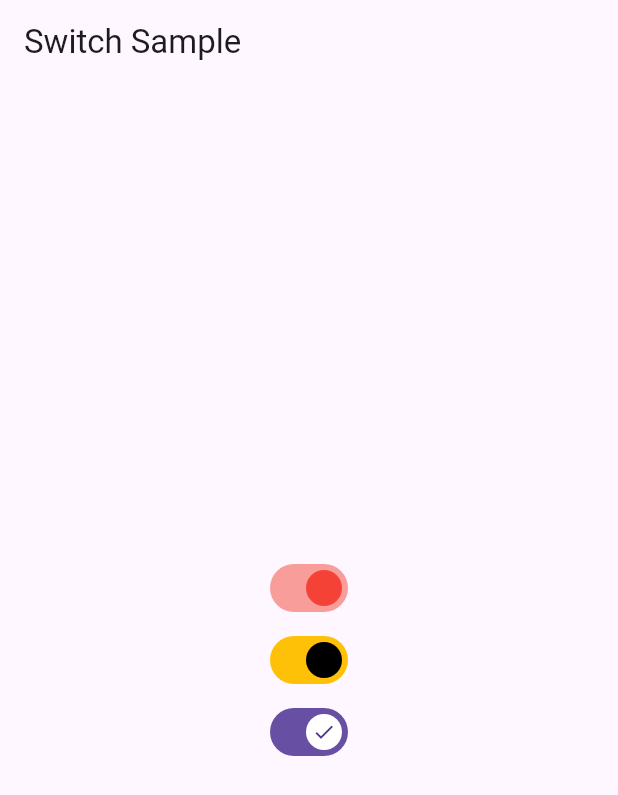
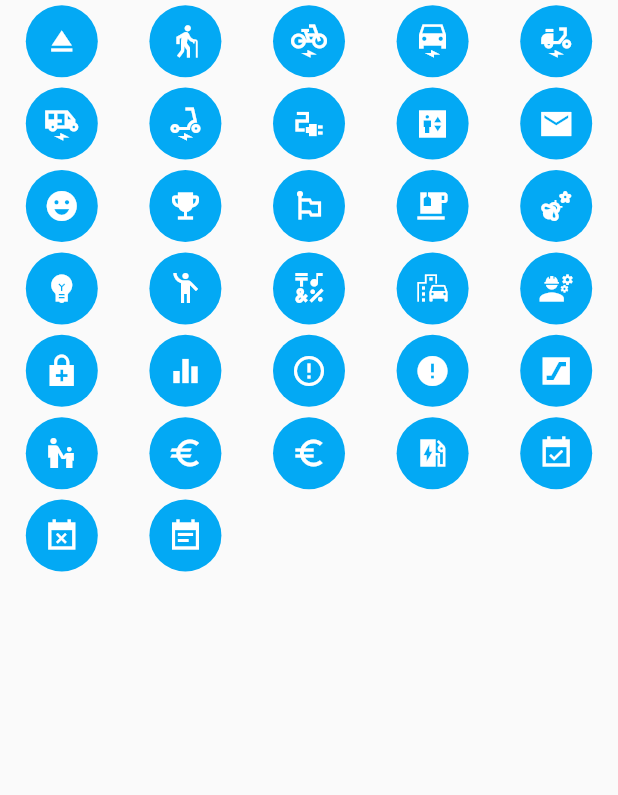
Before and after one commit to YYxDeveloper/first_flutter, a Flutter app: the screen it shows after launch, on a phone screen of 412 x 824 dp. Shown: the top 795 px of the screen. Run offline on Flutter 3.47's test engine with Material 2 defaults, Android fonts, the light colour scheme and no system bars.

Commit message:
---OBJECT---GridView
# Conflicts:
#	lib/main.dart

```diff
--- a/lib/main.dart
+++ b/lib/main.dart
@@ -1,118 +1,130 @@
 import 'package:flutter/material.dart';
 
-/// Flutter code sample for [Switch].
+void main() {
+  runApp(const MyApp());
+}
 
-void main() => runApp(const SwitchApp());
+class MyApp extends StatelessWidget {
+  const MyApp({super.key});
 
-class SwitchApp extends StatelessWidget {
-  const SwitchApp({super.key});
-
+  // This widget is the root of your application.
   @override
   Widget build(BuildContext context) {
     return MaterialApp(
-      theme: ThemeData(useMaterial3: true),
       home: Scaffold(
-        appBar: AppBar(title: const Text('Switch Sample')),
-        body: const Center(
-          child: SwitchExample(),
+        // appBar: AppBar(
+        //   title: const Text('Flutter Demo'),
+        // ),
+        body: GridView(
+            gridDelegate: const SliverGridDelegateWithFixedCrossAxisCount(
+              crossAxisCount: 5,
+              childAspectRatio: 1.5,
             ),
+            children: demoChildren(32)),
       ),
     );
   }
 }
 
-class SwitchExample extends StatefulWidget {
-  const SwitchExample({super.key});
+List<Widget> demoChildren(num) {
+  return List.generate(
+      num,
+      (i) => Center(
+            child: Ink(
+              decoration: const ShapeDecoration(
+                color: Colors.lightBlue,
+                shape: CircleBorder(),
+              ),
+              child: IconButton(
+                icon: Icon(IconData(59677 + i, fontFamily: 'MaterialIcons')),
+                color: Colors.white,
+                onPressed: () {},
+              ),
+            ),
+          ));
+}
+
+class MyHomePage extends StatefulWidget {
+  const MyHomePage({super.key, required this.title});
+
+  // This widget is the home page of your application. It is stateful, meaning
+  // that it has a State object (defined below) that contains fields that affect
+  // how it looks.
+
+  // This class is the configuration for the state. It holds the values (in this
+  // case the title) provided by the parent (in this case the App widget) and
+  // used by the build method of the State. Fields in a Widget subclass are
+  // always marked "final".
+
+  final String title;
 
   @override
-  State<SwitchExample> createState() => _SwitchExampleState();
+  State<MyHomePage> createState() => _MyHomePageState();
 }
 
-class _SwitchExampleState extends State<SwitchExample> {
-  bool light = true;
-  bool light0 = true;
-  bool light1 = true;
-  final MaterialStateProperty<Color?> trackColor =
-  MaterialStateProperty.resolveWith<Color?>(
-        (Set<MaterialState> states) {
-      // Track color when the switch is selected.
-      if (states.contains(MaterialState.selected)) {
-        return Colors.amber;
+class _MyHomePageState extends State<MyHomePage> {
+  int _counter = 0;
+
+  void _incrementCounter() {
+    setState(() {
+      // This call to setState tells the Flutter framework that something has
+      // changed in this State, which causes it to rerun the build method below
+      // so that the display can reflect the updated values. If we changed
+      // _counter without calling setState(), then the build method would not be
+      // called again, and so nothing would appear to happen.
+      _counter++;
+    });
   }
-      // Otherwise return null to set default track color
-      // for remaining states such as when the switch is
-      // hovered, focused, or disabled.
-      return null;
-    },
-  );
-  final MaterialStateProperty<Color?> overlayColor =
-  MaterialStateProperty.resolveWith<Color?>(
-        (Set<MaterialState> states) {
-      // Material color when switch is selected.
-      if (states.contains(MaterialState.selected)) {
-        return Colors.amber.withOpacity(0.54);
-      }
-      // Material color when switch is disabled.
-      if (states.contains(MaterialState.disabled)) {
-        return Colors.grey.shade400;
-      }
-      // Otherwise return null to set default material color
-      // for remaining states such as when the switch is
-      // hovered, or focused.
-      return null;
-    },
-  );
-  final MaterialStateProperty<Icon?> thumbIcon =
-      MaterialStateProperty.resolveWith<Icon?>(
-    (Set<MaterialState> states) {
-      if (states.contains(MaterialState.selected)) {
-        return const Icon(Icons.check);
-      }
-      return const Icon(Icons.close);
-    },
-  );
 
   @override
   Widget build(BuildContext context) {
-    return Column(
+    // This method is rerun every time setState is called, for instance as done
+    // by the _incrementCounter method above.
+    //
+    // The Flutter framework has been optimized to make rerunning build methods
+    // fast, so that you can just rebuild anything that needs updating rather
+    // than having to individually change instances of widgets.
+    return Scaffold(
+      appBar: AppBar(
+        // Here we take the value from the MyHomePage object that was created by
+        // the App.build method, and use it to set our appbar title.
+        title: Text(widget.title),
+      ),
+      body: Center(
+        // Center is a layout widget. It takes a single child and positions it
+        // in the middle of the parent.
+        child: Column(
+          // Column is also a layout widget. It takes a list of children and
+          // arranges them vertically. By default, it sizes itself to fit its
+          // children horizontally, and tries to be as tall as its parent.
+          //
+          // Invoke "debug painting" (press "p" in the console, choose the
+          // "Toggle Debug Paint" action from the Flutter Inspector in Android
+          // Studio, or the "Toggle Debug Paint" command in Visual Studio Code)
+          // to see the wireframe for each widget.
+          //
+          // Column has various properties to control how it sizes itself and
+          // how it positions its children. Here we use mainAxisAlignment to
+          // center the children vertically; the main axis here is the vertical
+          // axis because Columns are vertical (the cross axis would be
+          // horizontal).
           mainAxisAlignment: MainAxisAlignment.center,
           children: <Widget>[
-        Switch(
-          //basic switch
-          // This bool value toggles the switch.
-          value: light,
-          activeColor: Colors.red,
-          onChanged: (bool value) {
-            // This is called when the user toggles the switch.
-            setState(() {
-              light = value;
-
-            });
-          },
+            const Text(
+              'You have pushed the button this many times:',
             ),
-        Switch(
-            //  customize Switch using MaterialStateProperty switch properties
-          value: light,
-          overlayColor: overlayColor,
-          trackColor: trackColor,
-          thumbColor: const MaterialStatePropertyAll<Color>(Colors.black),
-          onChanged: (bool value) {
-            // This is called when the user toggles the switch.
-            setState(() {
-              light = value;
-            });
-          },
-        ),
-        Switch(
-          thumbIcon: thumbIcon,
-          value: light1,
-          onChanged: (bool value) {
-            setState(() {
-              light1 = value;
-            });
-          },
+            Text(
+              '$_counter',
+              style: Theme.of(context).textTheme.headlineMedium,
             ),
           ],
+        ),
+      ),
+      floatingActionButton: FloatingActionButton(
+        onPressed: _incrementCounter,
+        tooltip: 'Increment',
+        child: const Icon(Icons.add),
+      ), // This trailing comma makes auto-formatting nicer for build methods.
     );
   }
 }
```
Lines whose indentation alone changed are shown as unchanged.
